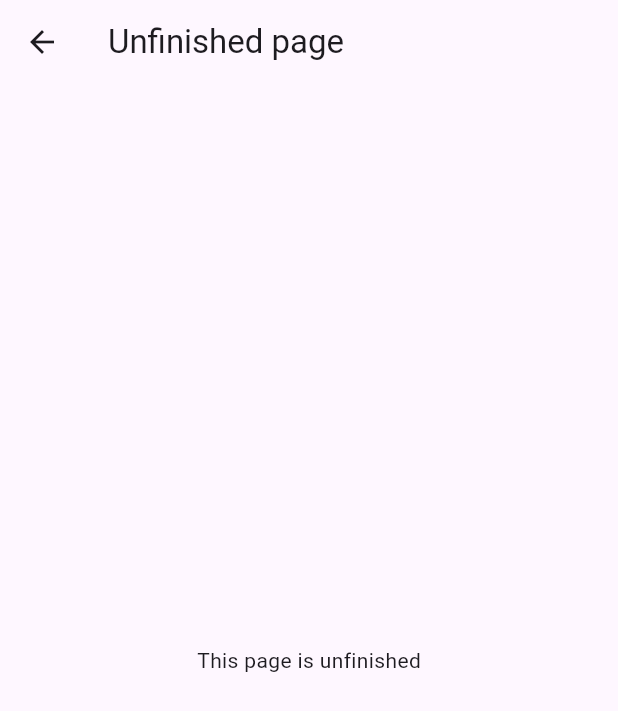
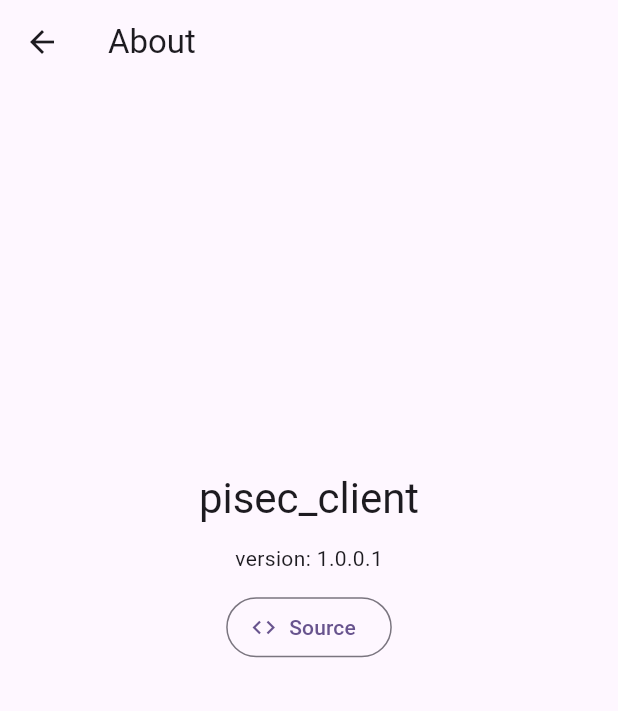
Before and after one commit to abdmoh123/pi-security-camera, a Flutter app: the SettingsPage widget shown alone on an empty page, opened directly with empty values, after a tap on "About", on a phone screen of 412 x 824 dp. Shown: the top 711 px of the screen. Run offline on Flutter 3.47's test engine with Material 3 defaults, Android fonts, the phone set to English and light mode, and no system bars; our stand-ins replace flutter_secure_storage, package_info_plus, shared_preferences, web; missing offline and left inert: background_downloader; accounts and stored records are empty; network calls fail.

Commit message:
feat(client): new about page with version info and source code link
NOTE: The link isn't working on the native linux target. Perhaps an
issue with my setup being in a distrobox container?
This commit also includes setting up and using the route.

```diff
--- a/client/lib/routes/route_generator.dart
+++ b/client/lib/routes/route_generator.dart
@@ -4,6 +4,7 @@ import 'package:pisec_client/routes/route_args/credentials_route_args.dart';
 import 'package:pisec_client/routes/route_args/login_route_args.dart';
 import 'package:pisec_client/routes/route_args/profile_route_args.dart';
 import 'package:pisec_client/routes/route_args/register_route_args.dart';
+import 'package:pisec_client/screens/about_page.dart';
 import 'package:pisec_client/screens/credentials_page.dart';
 import 'package:pisec_client/screens/login_page.dart';
 import 'package:pisec_client/screens/profile_page.dart';
@@ -81,6 +82,8 @@ class RouteGenerator {
             onSubmitSuccess: args.onSubmitSuccess,
           ),
         );
+      case '/about':
+        return MaterialPageRoute(builder: (_) => AboutPage());
       case '/unfinished':
         return _unfinishedRoute();
       default:
--- /dev/null
+++ b/client/lib/screens/about_page.dart
@@ -0,0 +1,69 @@
+import 'package:flutter/material.dart';
+import 'package:package_info_plus/package_info_plus.dart';
+import 'package:url_launcher/url_launcher.dart';
+
+class AboutPage extends StatelessWidget {
+  const AboutPage({super.key});
+
+  static final Future<PackageInfo> _pInfo = PackageInfo.fromPlatform();
+
+  @override
+  Widget build(BuildContext context) {
+    const double spacing = 12.0;
+    final size = MediaQuery.sizeOf(context);
+    return Scaffold(
+      appBar: AppBar(title: const Text("About")),
+      body: FutureBuilder(
+        future: _pInfo,
+        builder: (context, snapshot) {
+          if (snapshot.connectionState == ConnectionState.waiting) {
+            return const Center(child: CircularProgressIndicator());
+          }
+          if (snapshot.hasError) {
+            return Center(child: Text(snapshot.error.toString()));
+          }
+          if (!snapshot.hasData) {
+            return const Center(child: Text("Something went wrong"));
+          }
+          final pInfo = snapshot.data!;
+
+          return Center(
+            child: Padding(
+              padding: EdgeInsets.only(bottom: size.height * 0.15),
+              child: Column(
+                mainAxisAlignment: MainAxisAlignment.center,
+                spacing: spacing,
+                children: [
+                  Text(
+                    pInfo.appName,
+                    style: Theme.of(context).textTheme.headlineMedium,
+                  ),
+                  Text("version: ${pInfo.version}.${pInfo.buildNumber}"),
+                  OutlinedButton.icon(
+                    onPressed: () => _launchGitUrl(),
+                    icon: const Icon(Icons.code),
+                    label: const Text("Source"),
+                  ),
+                ],
+              ),
+            ),
+          );
+        },
+      ),
+    );
+  }
+
+  Future<void> _launchGitUrl() async {
+    final gitUrl = Uri.parse("https://github.com/abdmoh123/pi-security-camera");
+
+    try {
+      if (await canLaunchUrl(gitUrl)) {
+        await launchUrl(gitUrl);
+      } else {
+        // Failed to launch a URL, not much to do tbh
+      }
+    } catch (e) {
+      // Nothing to do
+    }
+  }
+}
--- a/client/lib/screens/settings_page.dart
+++ b/client/lib/screens/settings_page.dart
@@ -46,7 +46,7 @@ class SettingsPage extends StatelessWidget {
           leading: Icon(Icons.info),
           title: Text("About"),
           subtitle: Text("View app and server info"),
-          onTap: () => Navigator.pushNamed(context, '/unfinished'),
+          onTap: () => Navigator.pushNamed(context, '/about'),
         ),
         Center(
           child: FittedBox(
```
